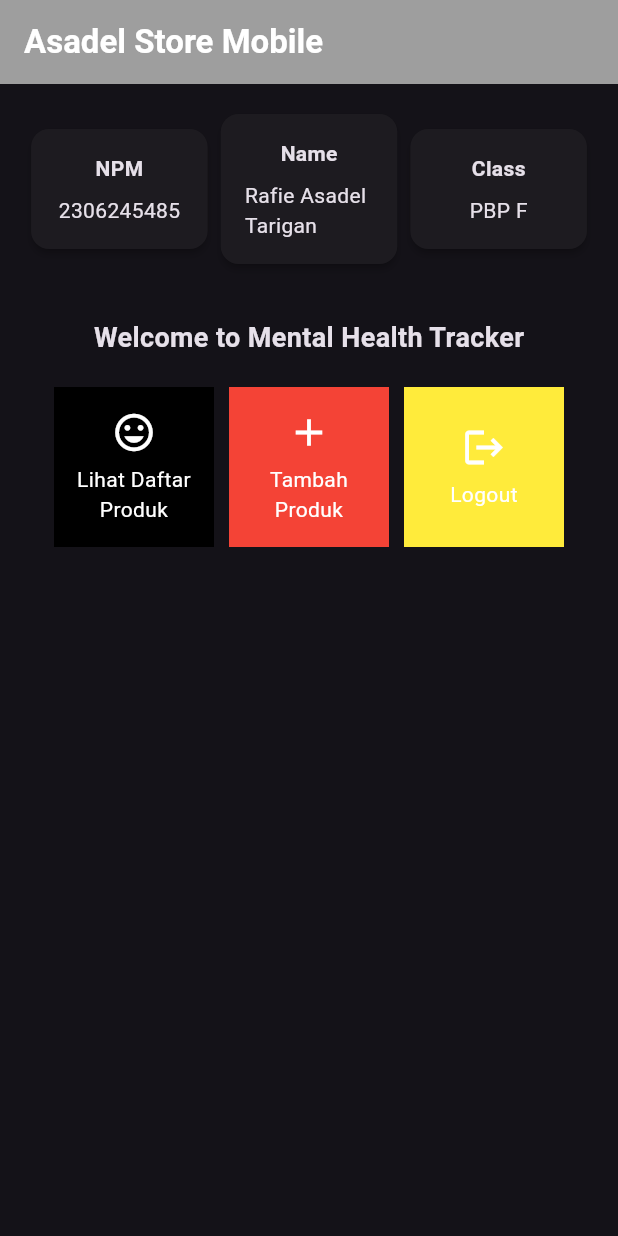
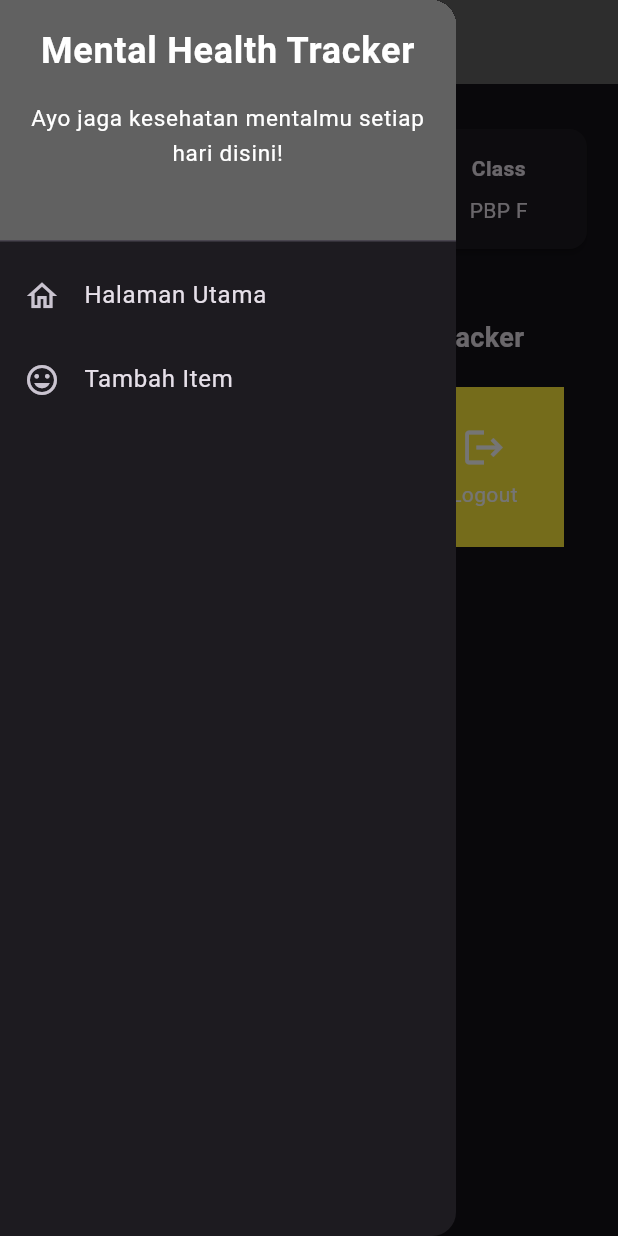
Before and after one commit to rafiedel/asadel-store-mobile, a Flutter app: the screen it shows after launch, with the side drawer open (before the commit the screen has no drawer), on a phone screen of 412 x 824 dp. Run offline on Flutter 3.47's test engine with Material 3 defaults, Android fonts, the phone set to English and light mode, and no system bars.

Commit message:
feat: Tugas 8 Done

```diff
--- a/lib/main.dart
+++ b/lib/main.dart
@@ -1,5 +1,5 @@
 import 'package:flutter/material.dart';
-import 'package:asadel_store_mobile/menu.dart';
+import 'package:asadel_store_mobile/screens/menu.dart';
 
 void main() {
   runApp(const MyApp());
--- a/lib/menu.dart
+++ b/lib/screens/menu.dart
@@ -1,64 +1,11 @@
 import 'package:flutter/material.dart';
-
-class ItemHomepage {
-  final String name;
-  final IconData icon;
-  final Color color;
-
-  ItemHomepage(this.name, this.icon, this.color);
-}
-
-class ItemCard extends StatelessWidget {
-  final ItemHomepage item;
-
-  const ItemCard(this.item, {super.key});
-
-  @override
-  Widget build(BuildContext context) {
-    return Material(
-      color: Theme.of(context).colorScheme.secondary,
-      borderRadius: BorderRadius.circular(12),
-
-      child: InkWell(
-        onTap: () {
-          ScaffoldMessenger.of(context)
-            ..hideCurrentSnackBar()
-            ..showSnackBar(
-              SnackBar(content: Text("Kamu telah menekan tombol ${item.name}!"))
-            );
-        },
-        child: Container(
-          color: item.color,
-          padding: const EdgeInsets.all(8),
-          child: Center(
-            child: Column(
-              mainAxisAlignment: MainAxisAlignment.center,
-              children: [
-                Icon(
-                  item.icon,
-                  color: Colors.white,
-                  size: 30.0,
-                ),
-                const Padding(padding: EdgeInsets.all(3)),
-                Text(
-                  item.name,
-                  textAlign: TextAlign.center,
-                  style: const TextStyle(color: Colors.white),
-                ),
-              ],
-            ),
-          ),
-        ),
-      ),
-    );
-  }
-
-}
+import 'package:asadel_store_mobile/widgets/left_drawer.dart';
+import 'package:asadel_store_mobile/widgets/mood_card.dart';
 
 class MyHomePage extends StatelessWidget {
-    final String npm = '2306245485';
-    final String name = 'Rafie Asadel Tarigan';
-    final String className = 'PBP F';
+    final String npm = '2306245485'; // NPM
+    final String name = 'Rafie Asadel Tarigan'; // Nama
+    final String className = 'PBP F'; // Kelas
 
     final List<ItemHomepage> items = [
          ItemHomepage("Lihat Daftar Produk", Icons.mood, Colors.black),
@@ -70,22 +17,28 @@
 
     @override
   Widget build(BuildContext context) {
+    // Scaffold menyediakan struktur dasar halaman dengan AppBar dan body.
     return Scaffold(
+      // AppBar adalah bagian atas halaman yang menampilkan judul.
       appBar: AppBar(
+        // Judul aplikasi "Mental Health Tracker" dengan teks putih dan tebal.
         title: const Text(
-          'Asadel Store Mobile',
+          'Mental Health Tracker',
           style: TextStyle(
             color: Colors.white,
             fontWeight: FontWeight.bold,
           ),
         ),
-        backgroundColor: Colors.grey.shade500,
+        backgroundColor: Colors.grey.shade700,
       ),
+      // Body halaman dengan padding di sekelilingnya.
       body: Padding(
         padding: const EdgeInsets.all(16.0),
+        // Menyusun widget secara vertikal dalam sebuah kolom.
         child: Column(
           crossAxisAlignment: CrossAxisAlignment.center,
           children: [
+            // Row untuk menampilkan 3 InfoCard secara horizontal.
             Row(
               mainAxisAlignment: MainAxisAlignment.spaceEvenly,
               children: [
@@ -95,11 +48,16 @@
               ],
             ),
 
+            // Memberikan jarak vertikal 16 unit.
             const SizedBox(height: 16.0),
 
+            // Menempatkan widget berikutnya di tengah halaman.
             Center(
               child: Column(
+                // Menyusun teks dan grid item secara vertikal.
+
                 children: [
+                  // Menampilkan teks sambutan dengan gaya tebal dan ukuran 18.
                   const Padding(
                     padding: EdgeInsets.only(top: 16.0),
                     child: Text(
@@ -111,13 +69,17 @@
                     ),
                   ),
 
+                  // Grid untuk menampilkan ItemCard dalam bentuk grid 3 kolom.
                   GridView.count(
                     primary: true,
                     padding: const EdgeInsets.all(20),
                     crossAxisSpacing: 10,
                     mainAxisSpacing: 10,
                     crossAxisCount: 3,
+                    // Agar grid menyesuaikan tinggi kontennya.
                     shrinkWrap: true,
+
+                    // Menampilkan ItemCard untuk setiap item dalam list items.
                     children: items.map((ItemHomepage item) {
                       return ItemCard(item);
                     }).toList(),
@@ -128,24 +90,29 @@
           ],
         ),
       ),
+      drawer: const LeftDrawer(),
     );
   }
 }
 
 class InfoCard extends StatelessWidget {
+  // Kartu informasi yang menampilkan title dan content.
 
-  final String title;
-  final String content;
+  final String title;  // Judul kartu.
+  final String content;  // Isi kartu.
 
   const InfoCard({super.key, required this.title, required this.content});
 
   @override
   Widget build(BuildContext context) {
     return Card(
+      // Membuat kotak kartu dengan bayangan dibawahnya.
       elevation: 2.0,
       child: Container(
-        width: MediaQuery.of(context).size.width / 3.5,
+        // Mengatur ukuran dan jarak di dalam kartu.
+        width: MediaQuery.of(context).size.width / 3.5, // menyesuaikan dengan lebar device yang digunakan.
         padding: const EdgeInsets.all(16.0),
+        // Menyusun title dan content secara vertikal.
         child: Column(
           children: [
             Text(
--- /dev/null
+++ b/lib/widgets/left_drawer.dart
@@ -0,0 +1,65 @@
+import 'package:flutter/material.dart';
+import 'package:asadel_store_mobile/screens/menu.dart';
+import 'package:asadel_store_mobile/screens/moodentry_form.dart';
+
+class LeftDrawer extends StatelessWidget {
+  const LeftDrawer({super.key});
+
+  @override
+  Widget build(BuildContext context) {
+    return Drawer(
+      child: ListView(
+        children: [
+          DrawerHeader(
+            decoration: BoxDecoration(
+              color: Colors.grey.shade700,
+            ),
+            child: const Column(
+              children: [
+                Text(
+                  'Mental Health Tracker',
+                  textAlign: TextAlign.center,
+                  style: TextStyle(
+                    fontSize: 24,
+                    fontWeight: FontWeight.bold,
+                    color: Colors.white,
+                  ),
+                ),
+                Padding(padding: EdgeInsets.all(8)),
+                Text(
+                  "Ayo jaga kesehatan mentalmu setiap hari disini!",
+                  textAlign: TextAlign.center,
+                  style: TextStyle(
+                    fontSize: 15,
+                    color: Colors.white,
+                    fontWeight: FontWeight.normal
+                  ),
+                ),
+              ],
+            ),
+          ),
+          ListTile(
+            leading: const Icon(Icons.home_outlined),
+            title: const Text('Halaman Utama'),
+            onTap: () {
+              Navigator.pushReplacement(
+                  context,
+                  MaterialPageRoute(
+                    builder: (context) => MyHomePage(),
+                  ));
+            },
+          ),
+          ListTile(
+            leading: const Icon(Icons.mood),
+            title: const Text('Tambah Item'),
+            onTap: () {
+              Navigator.push(context, MaterialPageRoute(
+                builder: (context) => const MoodEntryFormPage(),
+              ));
+            },
+          ),
+        ],
+      ),
+    );
+  }
+}
--- /dev/null
+++ b/lib/widgets/mood_card.dart
@@ -0,0 +1,72 @@
+import 'package:flutter/material.dart';
+import 'package:asadel_store_mobile/screens/moodentry_form.dart';
+
+class ItemHomepage {
+  final String name;
+  final IconData icon;
+  final Color color;
+
+  ItemHomepage(this.name, this.icon, this.color);
+}
+
+class ItemCard extends StatelessWidget {
+  // Menampilkan kartu dengan ikon dan nama.
+
+  final ItemHomepage item;
+
+  const ItemCard(this.item, {super.key});
+
+  @override
+  Widget build(BuildContext context) {
+    return Material(
+      // Menentukan warna latar belakang dari tema aplikasi.
+      color: Theme.of(context).colorScheme.secondary,
+      // Membuat sudut kartu melengkung.
+      borderRadius: BorderRadius.circular(12),
+
+      child: InkWell(
+        // Aksi ketika kartu ditekan.
+        onTap: () {
+          // Menampilkan pesan SnackBar saat kartu ditekan.
+          ScaffoldMessenger.of(context)
+            ..hideCurrentSnackBar()
+            ..showSnackBar(
+              SnackBar(content: Text("Kamu telah menekan tombol ${item.name}!"))
+            );
+
+          // Navigate ke route yang sesuai (tergantung jenis tombol)
+          if (item.name == "Tambah Produk") {
+            Navigator.push(context, MaterialPageRoute(
+              builder: (context) => const MoodEntryFormPage(),
+            ));
+          }
+        },
+        // Container untuk menyimpan Icon dan Text
+        child: Container(
+          color: item.color,
+          padding: const EdgeInsets.all(8),
+          child: Center(
+            child: Column(
+              // Menyusun ikon dan teks di tengah kartu.
+              mainAxisAlignment: MainAxisAlignment.center,
+              children: [
+                Icon(
+                  item.icon,
+                  color: Colors.white,
+                  size: 30.0,
+                ),
+                const Padding(padding: EdgeInsets.all(3)),
+                Text(
+                  item.name,
+                  textAlign: TextAlign.center,
+                  style: const TextStyle(color: Colors.white),
+                ),
+              ],
+            ),
+          ),
+        ),
+      ),
+    );
+  }
+
+}
```
Also changed, not shown: lib/screens/moodentry_form.dart (added, +190 -0 lines), 1 other file.
